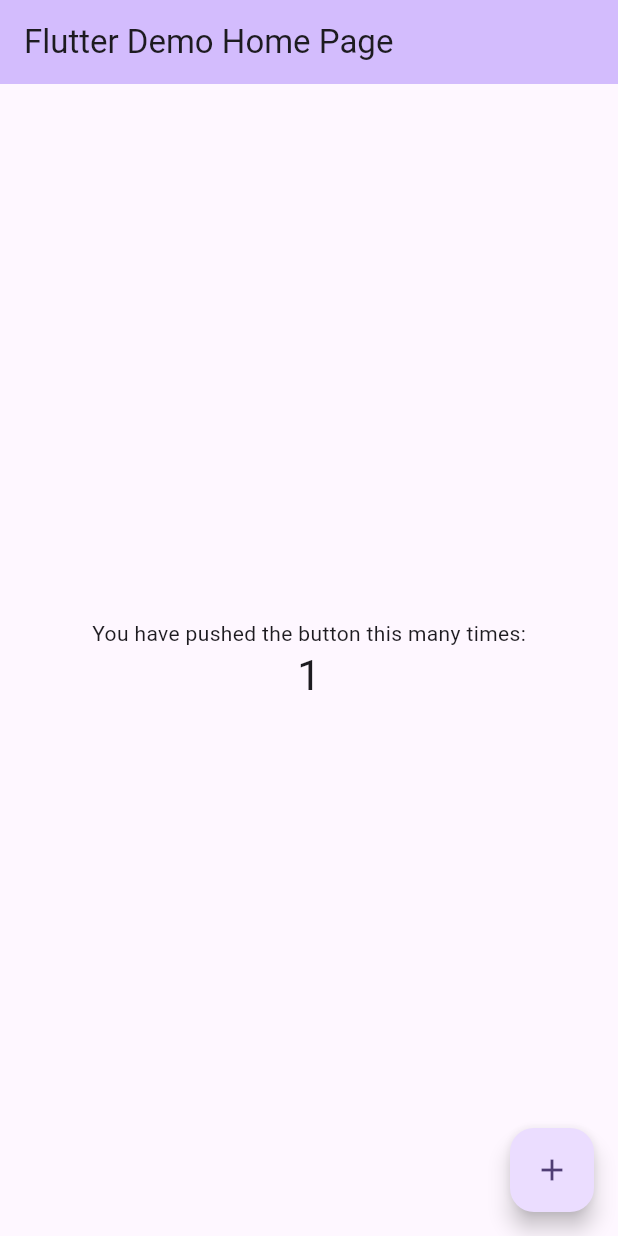
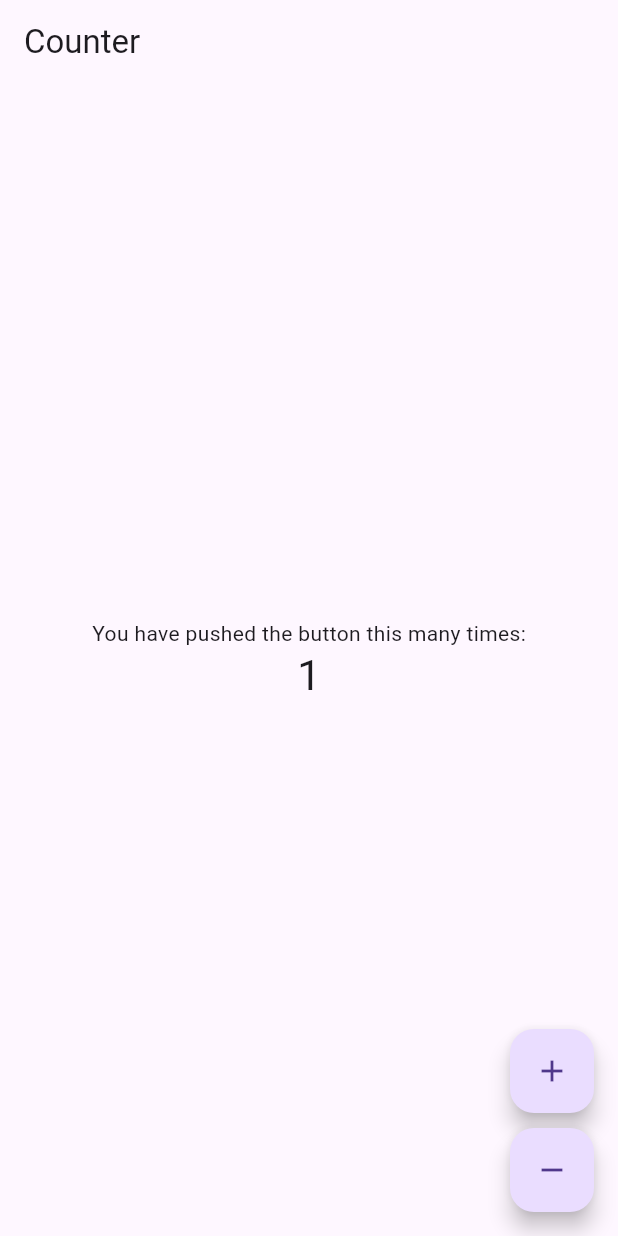
Before and after one commit to truongphat411/gplx_600_cau, a Flutter app: the screen it shows after launch, after a tap on the "add" icon, on a phone screen of 412 x 824 dp. Run offline on Flutter 3.47's test engine with Material 3 defaults, Android fonts, the phone set to English and light mode, and no system bars; our stand-ins replace dio, flutter_bloc, flutter_easyloading, get_it, go_router, injectable and 1 more; accounts and stored records are empty.

```diff
--- /dev/null
+++ b/lib/core/observer/navigator_obs.dart
@@ -0,0 +1,29 @@
+import 'dart:developer';
+
+import 'package:flutter/material.dart';
+
+class AppNavObserver extends NavigatorObserver {
+  @override
+  void didPop(Route route, Route? previousRoute) {
+    log('========= didPop ===== ${route.settings.name ?? '--'}');
+    super.didPop(route, previousRoute);
+  }
+
+  @override
+  void didPush(Route route, Route? previousRoute) {
+    log('========= didPush ===== ${route.settings.name ?? '--'}');
+    super.didPush(route, previousRoute);
+  }
+
+  @override
+  void didRemove(Route route, Route? previousRoute) {
+    log('========= didRemove ===== ${route.settings.name ?? '--'}');
+    super.didRemove(route, previousRoute);
+  }
+
+  @override
+  void didReplace({Route? newRoute, Route? oldRoute}) {
+    log('========= didReplace ===== ${newRoute?.settings.name ?? '--'}');
+    super.didReplace(newRoute: newRoute, oldRoute: oldRoute);
+  }
+}
--- /dev/null
+++ b/lib/core/routes/route_path.dart
@@ -0,0 +1,19 @@
+class $RouterPath {
+  $RouterPath();
+  static const String root = '/';
+  static const home = '/home';
+}
+
+enum AppRouter {
+  root,
+  home,
+}
+
+extension AppRouterX on AppRouter {
+  String get path {
+    return switch (this) {
+      AppRouter.root => $RouterPath.root,
+      AppRouter.home => $RouterPath.home,
+    };
+  }
+}
--- /dev/null
+++ b/lib/core/routes/router.dart
@@ -0,0 +1,42 @@
+import 'dart:async';
+import 'package:flutter/material.dart';
+import 'package:go_router/go_router.dart';
+import 'package:gplx_600_cau/core/observer/navigator_obs.dart';
+import 'package:gplx_600_cau/core/routes/route_path.dart';
+import 'package:gplx_600_cau/features/presentation/ui/home/home_screen.dart';
+
+part 'router.g.dart';
+
+final navigatorKey = GlobalKey<NavigatorState>();
+
+class Routers {
+  Routers._() {
+    $router = GoRouter(
+      routes: $appRoutes,
+      navigatorKey: navigatorKey,
+      redirect: (_, state) {
+        return null;
+      },
+      observers: [AppNavObserver()],
+    );
+  }
+
+  static final internal = Routers._();
+  late final GoRouter $router;
+}
+
+@TypedGoRoute<RootApp>(path: $RouterPath.root)
+class RootApp extends GoRouteData {
+  @override
+  FutureOr<String?> redirect(BuildContext context, GoRouterState state) async {
+    return HomeRoute().location;
+  }
+}
+
+@TypedGoRoute<HomeRoute>(path: $RouterPath.home)
+class HomeRoute extends GoRouteData {
+  @override
+  Widget build(BuildContext context, GoRouterState state) {
+    return const HomeScreen();
+  }
+}
--- /dev/null
+++ b/lib/di.dart
@@ -0,0 +1,42 @@
+import 'dart:async';
+
+import 'package:dio/dio.dart';
+import 'package:flutter/material.dart';
+import 'package:flutter_bloc/flutter_bloc.dart';
+import 'package:get_it/get_it.dart';
+import 'package:gplx_600_cau/features/presentation/blocs/home/home_bloc.dart';
+import 'package:injectable/injectable.dart';
+
+import 'di.config.dart';
+
+final getIt = GetIt.instance;
+
+@InjectableInit()
+FutureOr<void> configureDependencies() => getIt.init();
+
+@module
+abstract class RegisterModule {
+  @singleton
+  Dio get dio => Dio();
+}
+
+class GlobalBlocProviders extends StatelessWidget {
+  final Widget child;
+
+  const GlobalBlocProviders({
+    super.key,
+    required this.child,
+  });
+
+  @override
+  Widget build(BuildContext context) {
+    return MultiBlocProvider(
+      providers: [
+        BlocProvider<CounterBloc>(
+          create: (context) => getIt.get<CounterBloc>(),
+        ),
+      ],
+      child: child,
+    );
+  }
+}
--- /dev/null
+++ b/lib/features/app/app.dart
@@ -0,0 +1,37 @@
+import 'package:flutter/material.dart';
+import 'package:flutter_easyloading/flutter_easyloading.dart';
+import 'package:gplx_600_cau/core/routes/router.dart';
+
+class App extends StatelessWidget {
+  const App({super.key});
+
+  static const String _title = 'Flutter';
+
+  @override
+  Widget build(BuildContext context) {
+    return MaterialApp.router(
+      builder: EasyLoading.init(
+        builder: (context, child) {
+          return MediaQuery(
+            data: MediaQuery.of(context)
+                .copyWith(textScaler: TextScaler.noScaling),
+            child: child!,
+          );
+        },
+      ),
+      routeInformationProvider:
+          Routers.internal.$router.routeInformationProvider,
+      routeInformationParser: Routers.internal.$router.routeInformationParser,
+      routerDelegate: Routers.internal.$router.routerDelegate,
+      // localizationsDelegates: const [
+      //     GlobalMaterialLocalizations.delegate,
+      //     GlobalWidgetsLocalizations.delegate,
+      //     GlobalCupertinoLocalizations.delegate,
+      //   ],
+      //supportedLocales: L10n.supportedLocales,
+      title: _title,
+      // theme: AppThemes.internal().lightTheme,
+      // darkTheme: AppThemes.internal().dartTheme,
+    );
+  }
+}
--- /dev/null
+++ b/lib/features/domain/services/local_database.dart
@@ -0,0 +1,59 @@
+import 'dart:io';
+import 'dart:typed_data';
+
+import 'package:flutter/services.dart';
+import 'package:sqflite/sqflite.dart';
+import 'package:path/path.dart';
+
+class LocalDatabse {
+  factory LocalDatabse() {
+    return instance;
+  }
+
+  LocalDatabse._internal();
+
+  static final LocalDatabse instance = LocalDatabse._internal();
+
+  static Database? _db;
+
+  Future<Database> get db async {
+    if(_db != null) {
+      return _db!;
+    }
+    _db = await initDb();
+    print('Database initDB');
+    return _db!;
+  }
+
+  Future<Database> initDb() async {
+    var databasesPath = await getDatabasesPath();
+    var path = join(databasesPath, "gplx.db");
+
+    // Check if the database exists
+    var exists = await databaseExists(path);
+
+    if (!exists) {
+      // Should happen only the first time you launch your application
+      print("Creating new copy from asset");
+
+      // Make sure the parent directory exists
+      try {
+        await Directory(dirname(path)).create(recursive: true);
+      } catch (_) {}
+
+      // Copy from asset
+      ByteData data = await rootBundle.load(url.join("assets", "gplx.db"));
+      List<int> bytes =
+          data.buffer.asUint8List(data.offsetInBytes, data.lengthInBytes);
+
+      // Write and flush the bytes written
+      await File(path).writeAsBytes(bytes, flush: true);
+    } else {
+      print("Opening existing database");
+    }
+
+    // open the database
+    var db = await openDatabase(path);
+    return db;
+  }
+}
--- /dev/null
+++ b/lib/features/presentation/blocs/home/home_bloc.dart
@@ -0,0 +1,17 @@
+import 'package:flutter_bloc/flutter_bloc.dart';
+import 'package:gplx_600_cau/features/presentation/blocs/home/home_event.dart';
+import 'package:gplx_600_cau/features/presentation/blocs/home/home_state.dart';
+import 'package:injectable/injectable.dart';
+
+@singleton
+class CounterBloc extends Bloc<CounterEvent, CounterState> {
+  CounterBloc() : super(CounterState(counterValue: 0)) {
+    on<Increment>((event, emit) {
+      emit(CounterState(counterValue: state.counterValue + 1));
+    });
+
+    on<Decrement>((event, emit) {
+      emit(CounterState(counterValue: state.counterValue - 1));
+    });
+  }
+}
--- /dev/null
+++ b/lib/features/presentation/blocs/home/home_event.dart
@@ -0,0 +1,5 @@
+abstract class CounterEvent {}
+
+class Increment extends CounterEvent {}
+
+class Decrement extends CounterEvent {}
--- /dev/null
+++ b/lib/features/presentation/blocs/home/home_state.dart
@@ -0,0 +1,5 @@
+class CounterState {
+  final int counterValue;
+
+  CounterState({required this.counterValue});
+}
--- /dev/null
+++ b/lib/features/presentation/ui/home/home_screen.dart
@@ -0,0 +1,57 @@
+import 'package:flutter/material.dart';
+import 'package:flutter_bloc/flutter_bloc.dart';
+import 'package:gplx_600_cau/features/presentation/blocs/home/home_bloc.dart';
+import 'package:gplx_600_cau/features/presentation/blocs/home/home_event.dart';
+import 'package:gplx_600_cau/features/presentation/blocs/home/home_state.dart';
+
+class HomeScreen extends StatefulWidget {
+  const HomeScreen({super.key});
+
+  @override
+  State<HomeScreen> createState() => _HomeScreenState();
+}
+
+class _HomeScreenState extends State<HomeScreen> {
+  @override
+  Widget build(BuildContext context) {
+    return Scaffold(
+      appBar: AppBar(title: const Text('Counter')),
+      body: Center(
+        child: Column(
+          mainAxisAlignment: MainAxisAlignment.center,
+          children: <Widget>[
+            const Text('You have pushed the button this many times:'),
+            BlocBuilder<CounterBloc, CounterState>(
+              builder: (context, state) {
+                return Text(
+                  '${state.counterValue}',
+                  style: Theme.of(context).textTheme.headline4,
+                );
+              },
+            ),
+          ],
+        ),
+      ),
+      floatingActionButton: Column(
+        mainAxisAlignment: MainAxisAlignment.end,
+        children: <Widget>[
+          FloatingActionButton(
+            onPressed: () {
+              context.read<CounterBloc>().add(Increment());
+            },
+            tooltip: 'Increment',
+            child: const Icon(Icons.add),
+          ),
+          const SizedBox(height: 10),
+          FloatingActionButton(
+            onPressed: () {
+              context.read<CounterBloc>().add(Decrement());
+            },
+            tooltip: 'Decrement',
+            child: const Icon(Icons.remove),
+          ),
+        ],
+      ),
+    );
+  }
+}
--- a/lib/main.dart
+++ b/lib/main.dart
@@ -1,125 +1,37 @@
+import 'dart:async';
+
 import 'package:flutter/material.dart';
+import 'package:flutter_easyloading/flutter_easyloading.dart';
+import 'package:gplx_600_cau/di.dart';
+import 'package:gplx_600_cau/features/app/app.dart';
+import 'package:gplx_600_cau/features/domain/services/local_database.dart';
 
-void main() {
-  runApp(const MyApp());
+Future<void> main() async {
+  await runZonedGuarded(() async {
+    WidgetsFlutterBinding.ensureInitialized();
+    await configureDependencies();
+    LocalDatabse().db;
+    runApp(
+      const GlobalBlocProviders(
+        child: App(),
+      ),
+    );
+    configLoading();
+  }, (error, stack) {});
 }
 
-class MyApp extends StatelessWidget {
-  const MyApp({super.key});
-
-  // This widget is the root of your application.
-  @override
-  Widget build(BuildContext context) {
-    return MaterialApp(
-      title: 'Flutter Demo',
-      theme: ThemeData(
-        // This is the theme of your application.
-        //
-        // TRY THIS: Try running your application with "flutter run". You'll see
-        // the application has a purple toolbar. Then, without quitting the app,
-        // try changing the seedColor in the colorScheme below to Colors.green
-        // and then invoke "hot reload" (save your changes or press the "hot
-        // reload" button in a Flutter-supported IDE, or press "r" if you used
-        // the command line to start the app).
-        //
-        // Notice that the counter didn't reset back to zero; the application
-        // state is not lost during the reload. To reset the state, use hot
-        // restart instead.
-        //
-        // This works for code too, not just values: Most code changes can be
-        // tested with just a hot reload.
-        colorScheme: ColorScheme.fromSeed(seedColor: Colors.deepPurple),
-        useMaterial3: true,
-      ),
-      home: const MyHomePage(title: 'Flutter Demo Home Page'),
-    );
-  }
+void configLoading() {
+  EasyLoading.instance
+    ..displayDuration = const Duration(milliseconds: 2000)
+    ..indicatorType = EasyLoadingIndicatorType.fadingCircle
+    ..loadingStyle = EasyLoadingStyle.dark
+    ..indicatorSize = 45.0
+    ..radius = 10.0
+    ..progressColor = Colors.yellow
+    ..backgroundColor = Colors.green
+    ..indicatorColor = Colors.yellow
+    ..textColor = Colors.yellow
+    ..maskColor = Colors.blue.withOpacity(0.5)
+    ..userInteractions = true
+    ..dismissOnTap = false;
 }
-
-class MyHomePage extends StatefulWidget {
-  const MyHomePage({super.key, required this.title});
-
-  // This widget is the home page of your application. It is stateful, meaning
-  // that it has a State object (defined below) that contains fields that affect
-  // how it looks.
-
-  // This class is the configuration for the state. It holds the values (in this
-  // case the title) provided by the parent (in this case the App widget) and
-  // used by the build method of the State. Fields in a Widget subclass are
-  // always marked "final".
-
-  final String title;
-
-  @override
-  State<MyHomePage> createState() => _MyHomePageState();
-}
-
-class _MyHomePageState extends State<MyHomePage> {
-  int _counter = 0;
-
-  void _incrementCounter() {
-    setState(() {
-      // This call to setState tells the Flutter framework that something has
-      // changed in this State, which causes it to rerun the build method below
-      // so that the display can reflect the updated values. If we changed
-      // _counter without calling setState(), then the build method would not be
-      // called again, and so nothing would appear to happen.
-      _counter++;
-    });
-  }
-
-  @override
-  Widget build(BuildContext context) {
-    // This method is rerun every time setState is called, for instance as done
-    // by the _incrementCounter method above.
-    //
-    // The Flutter framework has been optimized to make rerunning build methods
-    // fast, so that you can just rebuild anything that needs updating rather
-    // than having to individually change instances of widgets.
-    return Scaffold(
-      appBar: AppBar(
-        // TRY THIS: Try changing the color here to a specific color (to
-        // Colors.amber, perhaps?) and trigger a hot reload to see the AppBar
-        // change color while the other colors stay the same.
-        backgroundColor: Theme.of(context).colorScheme.inversePrimary,
-        // Here we take the value from the MyHomePage object that was created by
-        // the App.build method, and use it to set our appbar title.
-        title: Text(widget.title),
-      ),
-      body: Center(
-        // Center is a layout widget. It takes a single child and positions it
-        // in the middle of the parent.
-        child: Column(
-          // Column is also a layout widget. It takes a list of children and
-          // arranges them vertically. By default, it sizes itself to fit its
-          // children horizontally, and tries to be as tall as its parent.
-          //
-          // Column has various properties to control how it sizes itself and
-          // how it positions its children. Here we use mainAxisAlignment to
-          // center the children vertically; the main axis here is the vertical
-          // axis because Columns are vertical (the cross axis would be
-          // horizontal).
-          //
-          // TRY THIS: Invoke "debug painting" (choose the "Toggle Debug Paint"
-          // action in the IDE, or press "p" in the console), to see the
-          // wireframe for each widget.
-          mainAxisAlignment: MainAxisAlignment.center,
-          children: <Widget>[
-            const Text(
-              'You have pushed the button this many times:',
-            ),
-            Text(
-              '$_counter',
-              style: Theme.of(context).textTheme.headlineMedium,
-            ),
-          ],
-        ),
-      ),
-      floatingActionButton: FloatingActionButton(
-        onPressed: _incrementCounter,
-        tooltip: 'Increment',
-        child: const Icon(Icons.add),
-      ), // This trailing comma makes auto-formatting nicer for build methods.
-    );
-  }
-}
```
Also changed, not shown: pubspec.yaml (+22 -7 lines), lib/core/routes/router.g.dart (added), lib/core/routes/routes.dart (added), lib/core/theme/app_themes.dart (added), lib/di.config.dart (added), lib/features/domain/data_sources/local/local.dart (added), lib/features/domain/data_sources/remote/remote.dart (added), lib/features/domain/models/models.dart (added), lib/features/presentation/ui/ui.dart (added), pubspec.lock.
